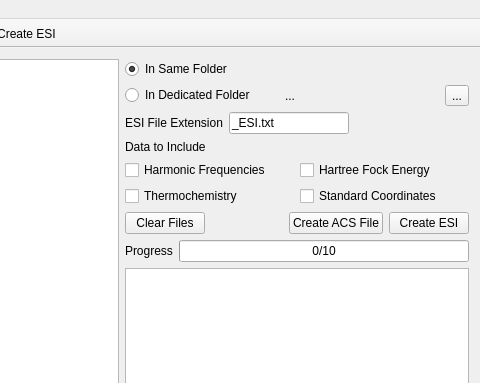
Above: Geac/geac.ui from LaTruelle/Geac before the change; both pictures show x 236 to 716 and y 0 to 383 of the 716 by 553 pixel window. Below: the same form after it.
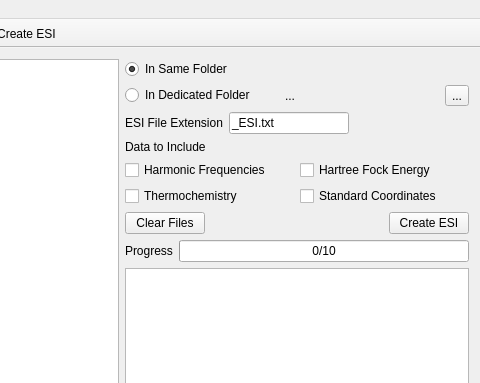
That is the form after the change. Icons and pictures are not drawn.

Commit message: Restored to Default Branch

Diff of the .ui file:
```diff
--- a/Geac/geac.ui
+++ b/Geac/geac.ui
@@ -159,13 +159,6 @@
             </property>
            </spacer>
           </item>
-          <item>
-           <widget class="QPushButton" name="createACS">
-            <property name="text">
-             <string>Create ACS File</string>
-            </property>
-           </widget>
-          </item>
           <item>
            <widget class="QPushButton" name="createEsi">
             <property name="text">
```
The commit also changes 1 other file.
